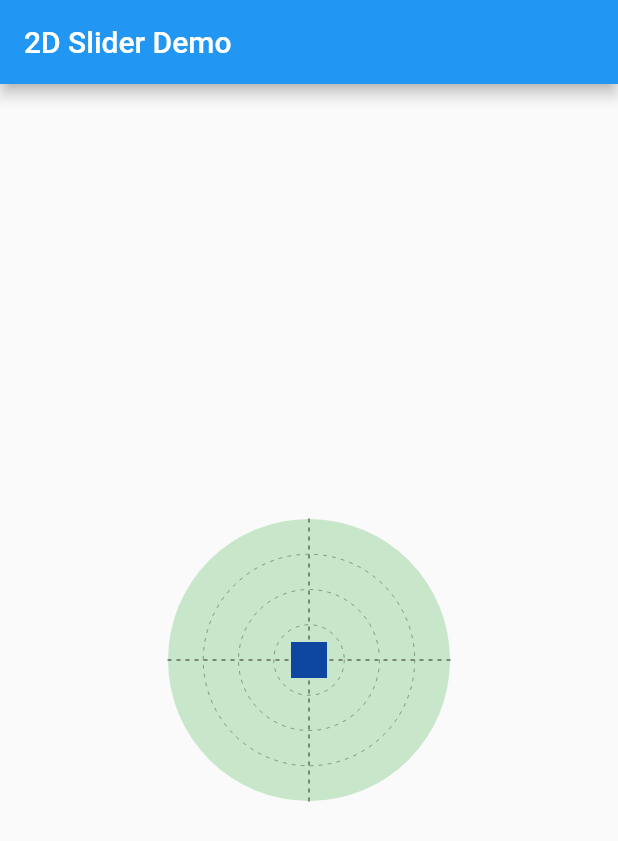
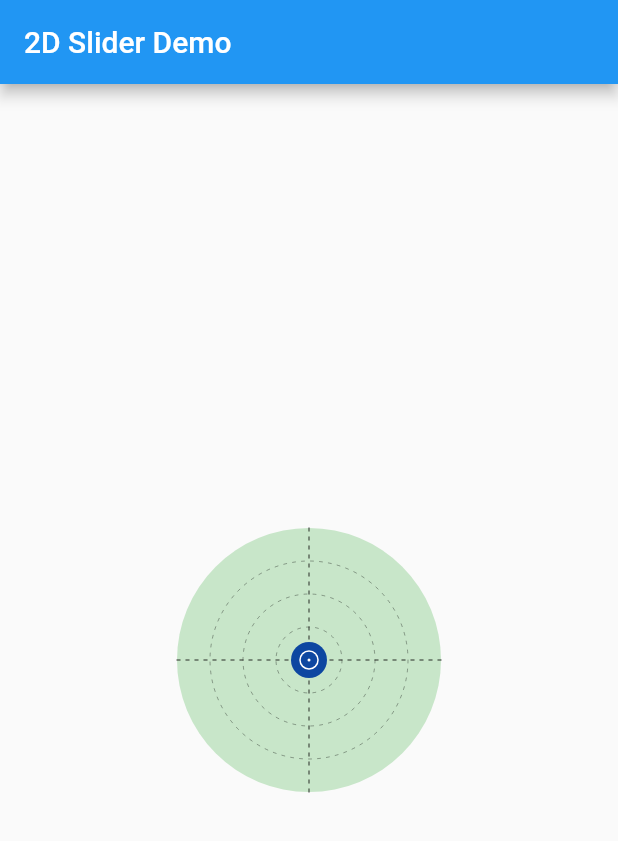
Before and after one commit to fcodelabs/slider_2d, a Flutter app: the screen it shows after launch, on a phone screen of 412 x 824 dp. Shown: the top 841 px of the screen. Run offline on Flutter 3.47's test engine with Material 2 defaults, Android fonts, the phone set to English and light mode, and no system bars.

Commit message:
slider improvements

```diff
--- a/lib/src/pointer.dart
+++ b/lib/src/pointer.dart
@@ -26,10 +26,39 @@ class Pointer extends StatelessWidget {
 
   @override
   Widget build(BuildContext context) {
+    final deco = BoxDecoration(
+      color: isMoving ? Colors.blueAccent : Colors.blue[900],
+      shape: BoxShape.circle,
+    );
+    final trans = BoxDecoration(
+      color: Colors.white,
+      shape: BoxShape.circle,
+    );
     return Container(
       height: length,
       width: length,
-      color: isMoving ? Colors.blueAccent : Colors.blue[900],
+      decoration: deco,
+      child: Center(
+        child: Container(
+          height: length/2 + 1,
+          width: length/2 + 1,
+          decoration: trans,
+          child: Center(
+            child: Container(
+              height: length/2 - 1,
+              width: length/2 - 1,
+              decoration: deco,
+              child: Center(
+                child: Container(
+                  height: 2,
+                  width: 2,
+                  decoration: trans,
+                ),
+              ),
+            ),
+          ),
+        ),
+      ),
     );
   }
 }
--- a/lib/src/slider_2d.dart
+++ b/lib/src/slider_2d.dart
@@ -24,9 +24,9 @@ class Slider2D extends StatelessWidget {
   final double length;
   final double pointerLength;
   final PointerBuilder pointerBuilder;
-  final ValueNotifier<Offset> _position;
+
+  final _position = ValueNotifier<Offset>(null);
   final _dragging = ValueNotifier(false);
-  final Offset _center;
 
   /// {@macro slider_2d}
   Slider2D({
@@ -35,9 +35,7 @@ class Slider2D extends StatelessWidget {
     this.pointerBuilder,
     this.length,
     this.pointerLength,
-  })  : _position = ValueNotifier<Offset>(Offset(length / 2, length / 2)),
-        _center = Offset(length / 2, length / 2),
-        super(key: key);
+  }) : super(key: key);
 
   @override
   Widget build(BuildContext context) {
@@ -45,6 +43,10 @@ class Slider2D extends StatelessWidget {
     final length = this.length ?? min(size.height, size.width);
     final pointerLength = this.pointerLength ?? 24;
     final dl = pointerLength / 2;
+    final center = Offset(length / 2, length / 2);
+    if (_position.value == null) {
+      _position.value = center;
+    }
 
     return Center(
       child: SizedBox(
@@ -56,15 +58,15 @@ class Slider2D extends StatelessWidget {
             Positioned.fill(
               child: Center(
                 child: SizedBox(
-                  height: length - dl,
-                  width: length - dl,
+                  height: length - pointerLength,
+                  width: length - pointerLength,
                   child: CustomPaint(
                     painter: Grid(theme: gridTheme),
                   ),
                 ),
               ),
             ),
-            ValueListenableBuilder(
+            ValueListenableBuilder<Offset>(
               valueListenable: _position,
               child: ValueListenableBuilder(
                 valueListenable: _dragging,
@@ -73,6 +75,9 @@ class Slider2D extends StatelessWidget {
                     Pointer(length: pointerLength, isMoving: value),
               ),
               builder: (context, value, child) {
+                if (value == null) {
+                  return Container();
+                }
                 return Positioned(
                   left: value.dx - dl,
                   top: value.dy - dl,
@@ -81,9 +86,16 @@ class Slider2D extends StatelessWidget {
               },
             ),
             GestureDetector(
-              onPanStart: (details) => _update(details.localPosition, true),
-              onPanUpdate: (details) => _update(details.localPosition),
-              onPanEnd: (details) => _update(_position.value, false),
+              onPanStart: (details) {
+                _update(details.localPosition, center, dl);
+                _dragging.value = true;
+              },
+              onPanUpdate: (details) =>
+                  _update(details.localPosition, center, dl),
+              onPanEnd: (details) {
+                _update(_position.value, center, dl);
+                _dragging.value = false;
+              },
             ),
           ],
         ),
@@ -91,15 +103,17 @@ class Slider2D extends StatelessWidget {
     );
   }
 
-  void _update(Offset value, [bool isMoving]) {
-    if (isMoving != null) {
-      _dragging.value = isMoving;
+  void _update(Offset value, Offset center, double dl) {
+    final vector = value - center;
+    final limit = (length / 2) - dl;
+    if (vector.distance.abs() > limit) {
+      value = Offset(
+        limit * cos(vector.direction),
+        limit * sin(vector.direction),
+      ) + center;
     }
-    if ((_center - value).distance.abs() > length / 2) {
-      return;
-    }
-    final distance = (_position.value - value).distance.abs();
-    if (distance > 8) {
+    final delta = (_position.value - value).distance.abs();
+    if (delta > 0) {
       _position.value = value;
     }
   }
```
